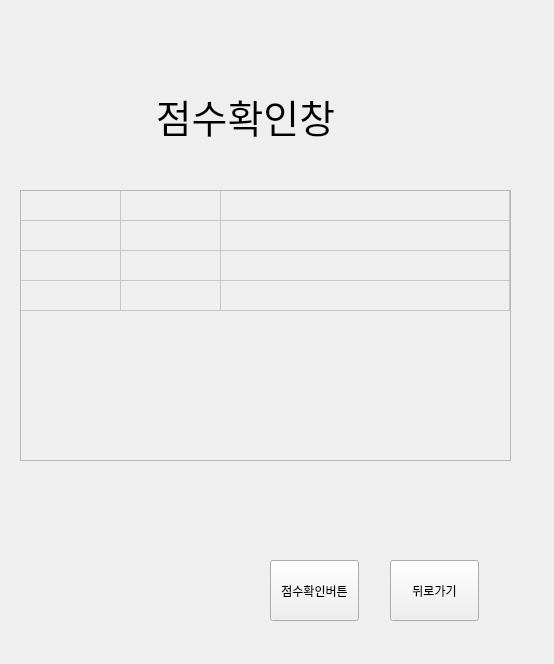
First picture: the form in teacher_client.ui, repository Eduappproject/education_application, before the edit.
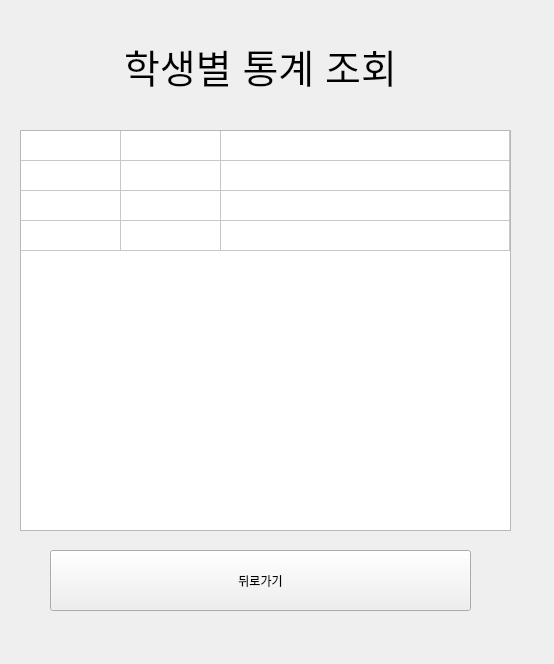
Second picture: the form after the edit. The open tabs and pages were chosen to show the change.

The edit to the form file:
```diff
--- a/teacher_client.ui
+++ b/teacher_client.ui
@@ -735,22 +735,9 @@
     <widget class="QPushButton" name="student_score_Button2">
      <property name="geometry">
       <rect>
-       <x>260</x>
-       <y>550</y>
-       <width>89</width>
-       <height>61</height>
-      </rect>
-     </property>
-     <property name="text">
-      <string>점수확인버튼</string>
-     </property>
-    </widget>
-    <widget class="QPushButton" name="score_back_pushButton_2">
-     <property name="geometry">
-      <rect>
-       <x>380</x>
-       <y>550</y>
-       <width>89</width>
+       <x>40</x>
+       <y>540</y>
+       <width>421</width>
        <height>61</height>
       </rect>
      </property>
@@ -761,10 +748,10 @@
     <widget class="QLabel" name="label_36">
      <property name="geometry">
       <rect>
-       <x>110</x>
-       <y>80</y>
-       <width>251</width>
-       <height>51</height>
+       <x>60</x>
+       <y>20</y>
+       <width>381</width>
+       <height>71</height>
       </rect>
      </property>
      <property name="font">
@@ -773,7 +760,7 @@
       </font>
      </property>
      <property name="text">
-      <string>점수확인창</string>
+      <string>학생별 통계 조회</string>
      </property>
      <property name="alignment">
       <set>Qt::AlignCenter</set>
@@ -781,14 +768,14 @@
     </widget>
     <widget class="QTableWidget" name="StudentScore_Table_Widget_1">
      <property name="enabled">
-      <bool>false</bool>
+      <bool>true</bool>
      </property>
      <property name="geometry">
       <rect>
        <x>10</x>
-       <y>180</y>
+       <y>120</y>
        <width>491</width>
-       <height>271</height>
+       <height>401</height>
       </rect>
      </property>
      <property name="mouseTracking">
```
Left out of the diff: 26 changed lines with no effect on the pictures.
